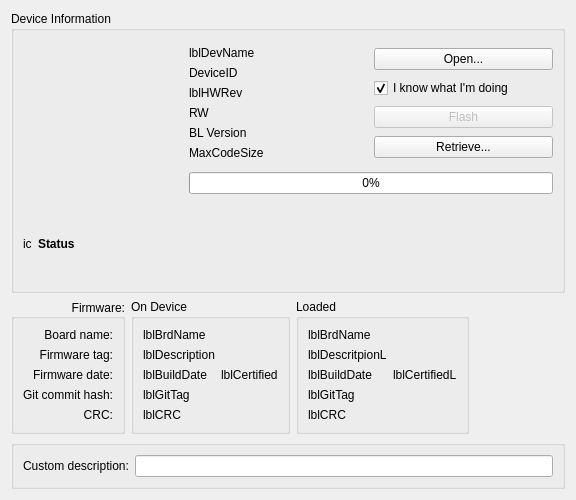
Before: the Qt Designer form ground/openpilotgcs/src/plugins/uploader/devicewidget.ui in FlyTheThings/raspberrypilot, drawn with Qt 5.
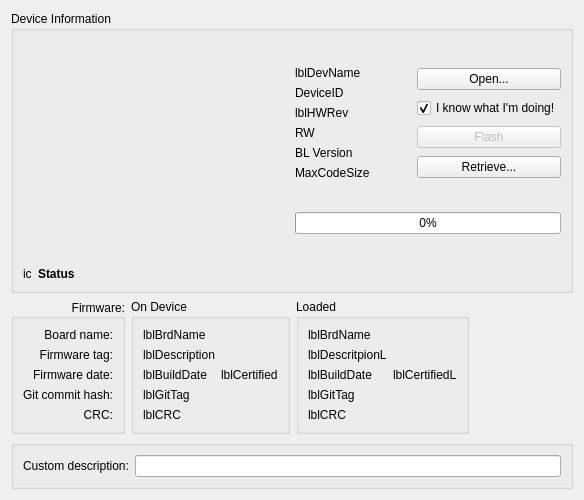
After: the same form once the commit is applied.

The edit to the form file:
```diff
--- a/ground/openpilotgcs/src/plugins/uploader/devicewidget.ui
+++ b/ground/openpilotgcs/src/plugins/uploader/devicewidget.ui
@@ -6,7 +6,7 @@
    <rect>
     <x>0</x>
     <y>0</y>
-    <width>576</width>
+    <width>584</width>
     <height>500</height>
    </rect>
   </property>
@@ -24,12 +24,18 @@
        <layout class="QHBoxLayout" name="horizontalLayout_6">
         <item>
          <widget class="QGraphicsView" name="gVDevice">
-          <property name="maximumSize">
+          <property name="minimumSize">
            <size>
             <width>160</width>
             <height>160</height>
            </size>
           </property>
+          <property name="maximumSize">
+           <size>
+            <width>350</width>
+            <height>350</height>
+           </size>
+          </property>
           <property name="styleSheet">
            <string notr="true">background: transparent</string>
           </property>
@@ -103,7 +109,7 @@
               <item>
                <widget class="QCheckBox" name="youdont">
                 <property name="text">
-                 <string>I know what I'm doing</string>
+                 <string>I know what I'm doing!</string>
                 </property>
                 <property name="checked">
                  <bool>true</bool>
```
Left out of the diff: 5 changed lines with no effect on the pictures.
